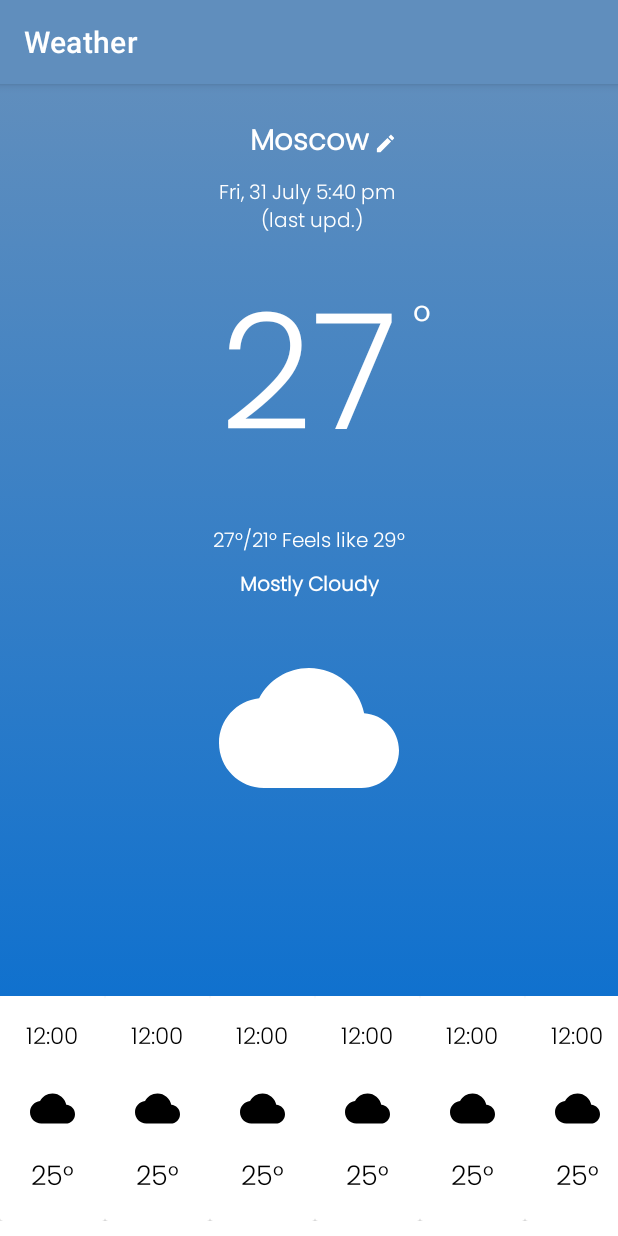
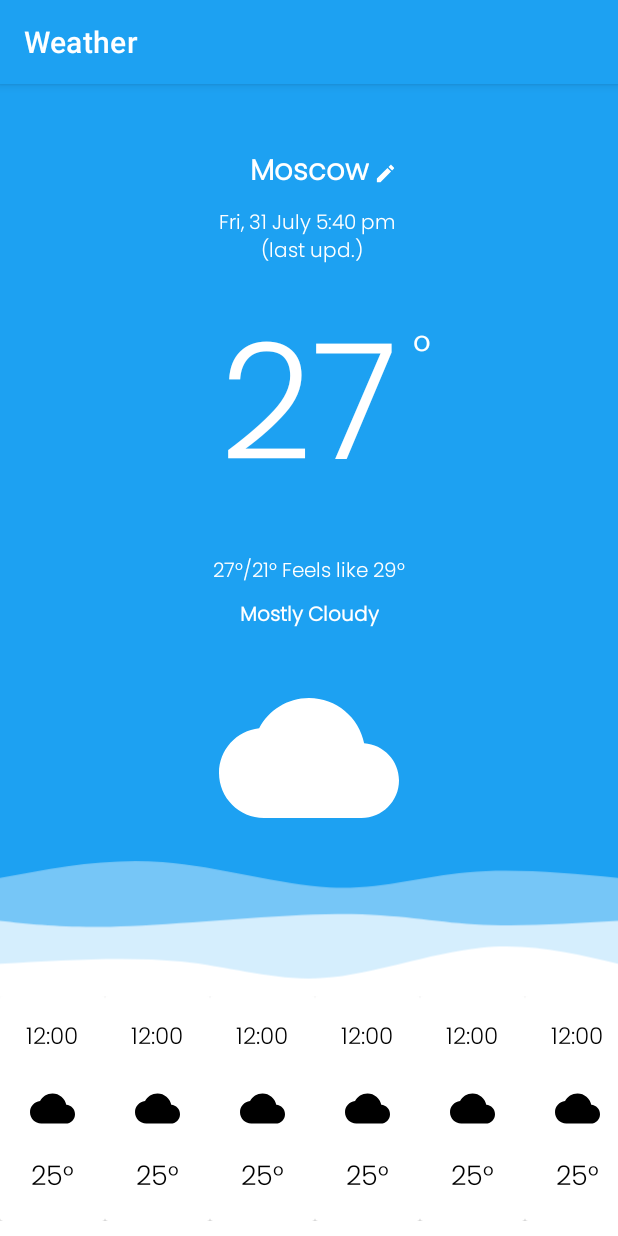
Before and after one commit to OlegRyabyshev/Weather, an Android app: the screen it shows after launch (MainActivity), on a phone screen of 412 x 824 dp. Run offline under Robolectric (Android 15) with nearby library versions, the phone set to English and light mode, and no system bars.

Commit message:
ui changes

```diff
--- a/app/src/main/res/drawable/ic_wave.xml
+++ b/app/src/main/res/drawable/ic_wave.xml
@@ -1,10 +1,18 @@
 <vector xmlns:android="http://schemas.android.com/apk/res/android"
-    android:width="1440dp"
-    android:height="400dp"
+    android:width="144dp"
+    android:height="40dp"
     android:viewportWidth="1440"
     android:viewportHeight="400">
   <path
-      android:pathData="M0,400C0,400 0,100 0,100C203.87,84.27 407.73,68.53 558,75C708.27,81.47 804.93,110.13 943,118C1081.07,125.87 1260.53,112.93 1440,100C1440,100 1440,400 1440,400Z"
+      android:pathData="M0,400C0,400 0,100 0,100C123.61,76.57 247.21,53.14 379,63C510.79,72.86 650.75,116 768,122C885.25,128 979.79,96.86 1088,87C1196.21,77.14 1318.11,88.57 1440,100C1440,100 1440,400 1440,400Z"
+      android:strokeWidth="0"
+      android:fillColor="#65FFFFFF"/>
+  <path
+      android:pathData="M0,400C0,400 0,200 0,200C81.64,209 163.29,218 304,212C444.71,206 644.5,185 785,184C925.5,183 1006.71,202 1106,208C1205.29,214 1322.64,207 1440,200C1440,200 1440,400 1440,400Z"
+      android:strokeWidth="0"
+      android:fillColor="#B2FFFFFF"/>
+  <path
+      android:pathData="M0,400C0,400 0,300 0,300C149.68,291.29 299.36,282.57 422,295C544.64,307.43 640.25,341 754,333C867.75,325 999.64,275.43 1117,263C1234.36,250.57 1337.18,275.29 1440,300C1440,300 1440,400 1440,400Z"
       android:strokeWidth="0"
       android:fillColor="@color/white"/>
 </vector>
--- a/app/src/main/res/drawable/ic_wave2.xml
+++ /dev/null
@@ -1,9 +0,0 @@
-<vector xmlns:android="http://schemas.android.com/apk/res/android"
-    android:width="1440dp"
-    android:height="140dp"
-    android:viewportWidth="1440"
-    android:viewportHeight="320">
-  <path
-      android:pathData="M0,64L60,64C120,64 240,64 360,64C480,64 600,64 720,80C840,96 960,128 1080,133.3C1200,139 1320,117 1380,106.7L1440,96L1440,0L1380,0C1320,0 1200,0 1080,0C960,0 840,0 720,0C600,0 480,0 360,0C240,0 120,0 60,0L0,0Z"
-      android:fillColor="@color/dark_blue"/>
-</vector>
--- a/app/src/main/res/drawable/weather_gradient.xml
+++ /dev/null
@@ -1,12 +0,0 @@
-<?xml version="1.0" encoding="utf-8"?>
-<selector xmlns:android="http://schemas.android.com/apk/res/android">
-    <item>
-        <shape>
-            <gradient
-                android:angle="90"
-                android:startColor="@color/dark_blue"
-                android:endColor="@color/light_blue"
-                android:type="linear" />
-        </shape>
-    </item>
-</selector>
--- a/app/src/main/res/layout/cities_fragment.xml
+++ b/app/src/main/res/layout/cities_fragment.xml
@@ -6,7 +6,7 @@
     android:layout_width="match_parent"
     android:layout_height="match_parent"
     android:orientation="vertical"
-    android:background="@drawable/weather_gradient"
+    android:background="@color/light_blue"
     tools:context=".fragments.CitiesFragment">
 
     <TextView
@@ -15,7 +15,7 @@
         android:layout_height="wrap_content"
         android:text="@string/list_of_cities"
         android:textColor="@color/white"
-        android:paddingTop="20dp"
+        android:paddingTop="40dp"
         android:textSize="19sp"
         android:textStyle="bold"
         android:fontFamily="@font/poppins_light"
--- a/app/src/main/res/layout/cities_item.xml
+++ b/app/src/main/res/layout/cities_item.xml
@@ -18,5 +18,4 @@
         android:text="city_name#"
         android:textColor="@color/white"
         android:textSize="20sp" />
-
 </LinearLayout>
--- a/app/src/main/res/layout/weather_fragment.xml
+++ b/app/src/main/res/layout/weather_fragment.xml
@@ -12,14 +12,14 @@
         android:layout_width="match_parent"
         android:layout_height="0dp"
         android:layout_weight="1"
-        android:background="@drawable/weather_gradient"
+        android:background="@color/light_blue"
         tools:context=".activity.MainActivity">
 
         <TextView
             android:id="@+id/textview_city"
             android:layout_width="wrap_content"
             android:layout_height="wrap_content"
-            android:layout_marginTop="20dp"
+            android:layout_marginTop="40dp"
             android:fontFamily="@font/poppins_light"
             android:gravity="center"
             android:padding="3dp"
@@ -125,13 +125,24 @@
             tools:ignore="ContentDescription" />
     </androidx.constraintlayout.widget.ConstraintLayout>
 
-
     <LinearLayout
         android:layout_width="match_parent"
         android:layout_height="wrap_content"
         android:background="@color/dark_blue"
         android:layout_marginBottom="10dp"
         android:orientation="vertical">
+
+        <ImageView
+            android:layout_width="match_parent"
+            android:layout_gravity="center_horizontal"
+            android:scaleType="centerCrop"
+            android:layout_height="100dp"
+            android:background="@color/light_blue"
+            android:src="@drawable/ic_wave"
+            app:layout_constraintEnd_toEndOf="parent"
+            app:layout_constraintStart_toStartOf="parent"
+            app:layout_constraintTop_toBottomOf="@+id/textview_description"
+            tools:ignore="ContentDescription" />
 
         <androidx.recyclerview.widget.RecyclerView
             android:id="@+id/recycler_view_weather"
--- a/app/src/main/res/values/colors.xml
+++ b/app/src/main/res/values/colors.xml
@@ -12,5 +12,5 @@
     <color name="dark_blue">#1071CE</color>
     <color name="dark_blue66">#661071CE</color>
     <color name="dark_blue99">#991071CE</color>
-    <color name="light_blue">#608EBD</color>
+    <color name="light_blue">#1DA1F2</color>
 </resources>
```
